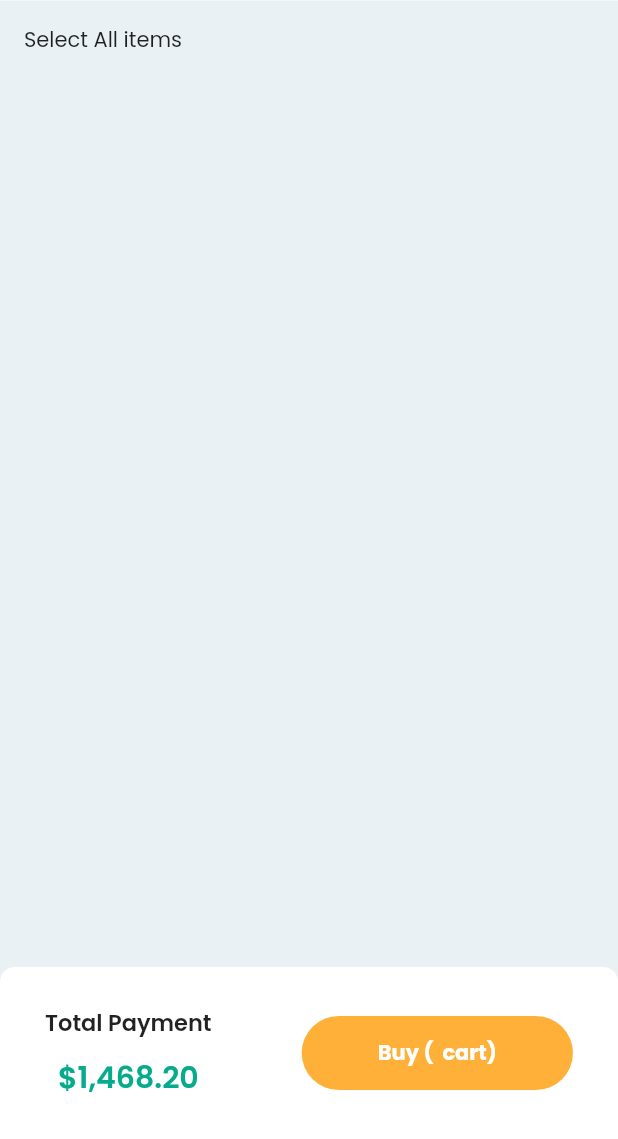
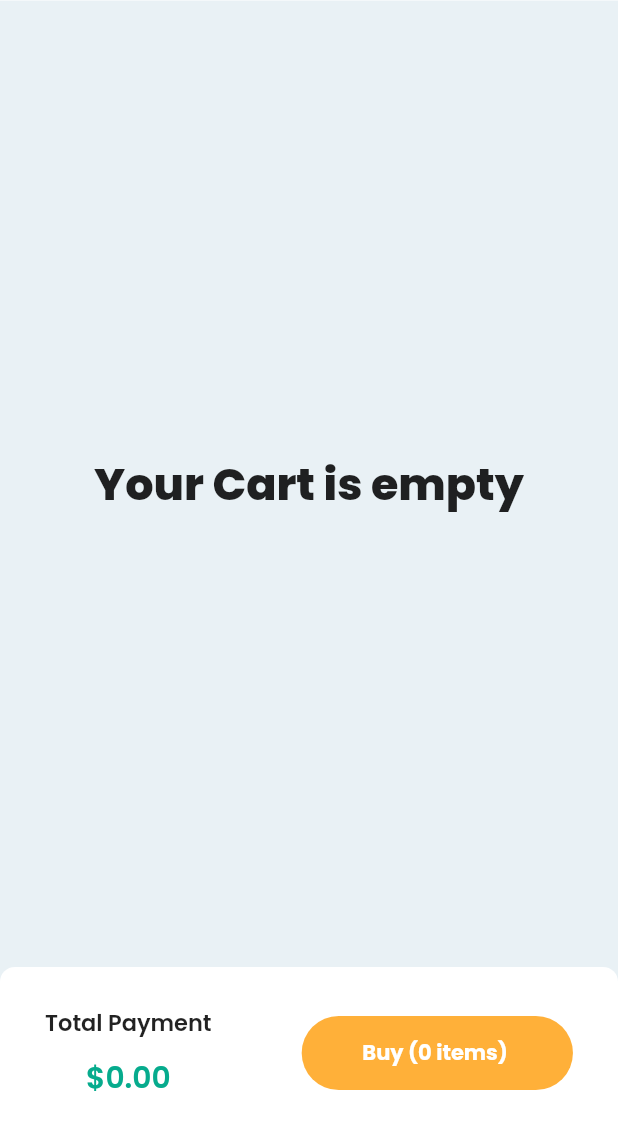
Before and after one commit to MurtazaFlutter/Shop-App-provider, a Flutter app: the CartScreen screen opened directly, on a phone screen of 412 x 824 dp, the part 97-1236 px from its top. Run offline on Flutter 3.47's test engine with Material 2 defaults, Android fonts, the phone set to English and light mode, and no system bars; our stand-ins replace flutter_svg, google_fonts.

Commit message:
Cart screen added

```diff
--- a/lib/features/AllProducts/widgets/all_products_grid.dart
+++ b/lib/features/AllProducts/widgets/all_products_grid.dart
@@ -37,6 +37,7 @@ class AllProductsGrid extends StatelessWidget {
                   Navigator.push(context,
                       MaterialPageRoute(builder: ((context) {
                     return ProductDetailScreen(
+                      id: products.id,
                       color: products.color,
                       image: products.image,
                       productTitle: products.productTitle,
@@ -106,7 +107,7 @@ class AllProductsGrid extends StatelessWidget {
                             Row(
                               children: [
                                 Text(
-                                  products.priceOne,
+                                  products.priceOne.toString(),
                                   style: kMedium.copyWith(
                                       fontSize: SizeConfig.defaultSize! * 1.5,
                                       color: kGreen),
--- a/lib/features/cart/views/cart_screen.dart
+++ b/lib/features/cart/views/cart_screen.dart
@@ -1,8 +1,8 @@
 import 'package:flutter/material.dart';
 import 'package:provider/provider.dart';
-import 'package:shopping_app/providers/cart_notifier.dart';
-import 'package:shopping_app/utils/size_config.dart';
+import '../../../providers/cart_notifier.dart';
 import '../../../utils/constants.dart';
+import '../../../utils/size_config.dart';
 import '../../homepage/widgets/custom_app_bar.dart';
 import '../widgets/buy_item.dart';
 import '../widgets/quantity_controller.dart';
@@ -14,8 +14,12 @@ class CartScreen extends StatelessWidget {
   Widget build(BuildContext context) {
     final cart = Provider.of<CartProvider>(context);
     SizeConfig().init(context);
+    bool showProduct = cart.items.isNotEmpty;
     return Scaffold(
-      bottomNavigationBar: const BuyItem(),
+      bottomNavigationBar: BuyItem(
+        price: (cart.totalPrice).toStringAsFixed(2),
+        quantity: cart.items.length,
+      ),
       backgroundColor: scaffoldColor,
       appBar: PreferredSize(
         preferredSize: const Size.fromHeight(65),
@@ -24,7 +28,17 @@ class CartScreen extends StatelessWidget {
       body: Padding(
         padding: const EdgeInsets.all(16.0),
         child: Consumer(builder: (context, cartNotifier, _) {
-          return Column(
+          return !showProduct
+              ? Center(
+                  child: Text(
+                    'Your Cart is empty',
+                    textAlign: TextAlign.center,
+                    style: kBold.copyWith(
+                      fontSize: SizeConfig.defaultSize! * 3,
+                    ),
+                  ),
+                )
+              : Column(
                   children: [
                     Row(
                       children: const [
@@ -57,28 +71,36 @@ class CartScreen extends StatelessWidget {
                                       width: 20,
                                     ),
                                     Expanded(
-                                  child: Image.asset(item.homeProducts.image)),
+                                        child: Image.asset(
+                                            item.homeProducts.image)),
                                     Padding(
                                       padding: const EdgeInsets.all(13.0),
                                       child: Column(
-                                  crossAxisAlignment: CrossAxisAlignment.start,
+                                        crossAxisAlignment:
+                                            CrossAxisAlignment.start,
                                         mainAxisAlignment:
                                             MainAxisAlignment.spaceEvenly,
                                         children: [
                                           Text(
                                             item.homeProducts.productTitle,
                                             style: kMedium.copyWith(
-                                        fontSize: SizeConfig.defaultSize! * 1.4,
+                                              fontSize:
+                                                  SizeConfig.defaultSize! * 1.4,
                                             ),
                                           ),
                                           Text(
-                                      item.homeProducts.priceOne,
+                                            '\$${item.homeProducts.priceOne}',
                                             style: kSemiBold.copyWith(
                                                 fontSize:
-                                              SizeConfig.defaultSize! * 1.5,
+                                                    SizeConfig.defaultSize! *
+                                                        1.5,
                                                 color: kGreen),
                                           ),
-                                    const ProductQuantityController(),
+                                          ProductQuantityController(
+                                            onTap: () {
+                                              cart.removeFromCart(item);
+                                            },
+                                          ),
                                         ],
                                       ),
                                     ),
--- a/lib/features/cart/widgets/buy_item.dart
+++ b/lib/features/cart/widgets/buy_item.dart
@@ -5,7 +5,11 @@ import '../../../common/default_button.dart';
 import '../../../utils/size_config.dart';
 
 class BuyItem extends StatelessWidget {
+  final int quantity;
+  final String price;
   const BuyItem({
+    required this.quantity,
+    required this.price,
     super.key,
   });
 
@@ -38,16 +42,16 @@ class BuyItem extends StatelessWidget {
                 height: 10,
               ),
               Text(
-                '\$1,468.20',
+                '\$$price',
                 style: kMedium.copyWith(
-                  fontSize: 20,
+                  fontSize: SizeConfig.defaultSize! * 2,
                   color: kGreen,
                 ),
               ),
             ],
           ),
           DefaultButton(
-              buttonTitle: 'Buy (  cart)',
+              buttonTitle: 'Buy ($quantity items) ',
               width: SizeConfig.defaultSize! * 18.29,
               height: SizeConfig.defaultSize! * 5,
               onTap: () {})
--- a/lib/features/cart/widgets/quantity_controller.dart
+++ b/lib/features/cart/widgets/quantity_controller.dart
@@ -5,7 +5,9 @@ import '../../../utils/constants.dart';
 import '../../../utils/size_config.dart';
 
 class ProductQuantityController extends StatelessWidget {
+  final VoidCallback onTap;
   const ProductQuantityController({
+    required this.onTap,
     super.key,
   });
 
@@ -55,7 +57,9 @@ class ProductQuantityController extends StatelessWidget {
         SizedBox(
           width: SizeConfig.defaultSize! * 8,
         ),
-        SvgPicture.asset('lib/assets/icons/delete.svg'),
+        InkWell(
+            onTap: onTap,
+            child: SvgPicture.asset('lib/assets/icons/delete.svg')),
       ],
     );
   }
--- a/lib/features/homepage/widgets/home_app_bar.dart
+++ b/lib/features/homepage/widgets/home_app_bar.dart
@@ -104,7 +104,6 @@ class HomeAppBar extends StatelessWidget {
             Container(
               height: SizeConfig.defaultSize! * 4.3,
               width: SizeConfig.defaultSize! * 30.75,
-              // width: 335,
               decoration: BoxDecoration(
                   borderRadius: BorderRadius.circular(10), color: Colors.white),
               child: TextFormField(
--- a/lib/features/homepage/widgets/products_grid.dart
+++ b/lib/features/homepage/widgets/products_grid.dart
@@ -37,6 +37,7 @@ class ProductsGrid extends StatelessWidget {
                   Navigator.push(context,
                       MaterialPageRoute(builder: ((context) {
                     return ProductDetailScreen(
+                      id: products.id,
                       color: products.color,
                       image: products.image,
                       productTitle: products.productTitle,
@@ -106,7 +107,7 @@ class ProductsGrid extends StatelessWidget {
                             Row(
                               children: [
                                 Text(
-                                  products.priceOne,
+                                  '\$${products.priceOne}',
                                   style: kMedium.copyWith(
                                       fontSize: SizeConfig.defaultSize! * 1.5,
                                       color: kGreen),
--- a/lib/main.dart
+++ b/lib/main.dart
@@ -1,7 +1,7 @@
 import 'package:flutter/material.dart';
 import 'package:flutter/services.dart';
 import 'package:google_fonts/google_fonts.dart';
-import 'package:shopping_app/features/splash/views/splash_screen.dart';
+import 'package:shopping_app/features/homepage/views/home.dart';
 import 'providers/all_providers.dart';
 
 void main() {
@@ -26,6 +26,6 @@ class MyApp extends StatelessWidget {
             ))),
         debugShowCheckedModeBanner: false,
         title: 'Massar Shop app',
-        home: const SplashScreen());
+        home: const Home());
   }
 }
--- a/lib/models/products_model.dart
+++ b/lib/models/products_model.dart
@@ -1,14 +1,16 @@
 import 'package:flutter/material.dart';
 
 class HomeProducts {
+  final int id;
   final Color color;
   final String image;
   final String productTitle;
   final String storeTitle;
-  final String priceOne;
+  final double priceOne;
   final String priceTwo;
 
   HomeProducts({
+    required this.id,
     required this.color,
     required this.image,
     required this.productTitle,
--- a/lib/providers/all_providers.dart
+++ b/lib/providers/all_providers.dart
@@ -37,4 +37,3 @@ class AllProviders extends StatelessWidget {
     ], child: const MyApp());
   }
 }
-//Bro check the error
--- a/lib/providers/cart_notifier.dart
+++ b/lib/providers/cart_notifier.dart
@@ -1,5 +1,4 @@
 import 'package:flutter/material.dart';
-
 import '../models/cart_item_model.dart';
 import '../models/products_model.dart';
 
@@ -8,13 +7,46 @@ class CartProvider extends ChangeNotifier {
 
   List<CartItem> get items => _items;
 
-  void addToCart(
-    HomeProducts homeProducts,
-  ) {
-    final cartItem = CartItem(
-      homeProducts: homeProducts,
-    );
-    _items.add(cartItem);
+// Add item to the cart
+  bool addToCart(HomeProducts homeProducts) {
+    // Check if item already exists in cart
+    final index =
+        _items.indexWhere((item) => item.homeProducts.id == homeProducts.id);
+
+    if (index >= 0) {
+      return false;
+      // If item already exists, add new item
+      // _items[index].quantity++;
+    } else {
+      final cartItem = CartItem(
+        homeProducts: homeProducts,
+        quantity: 1,
+      );
+      _items.add(cartItem);
+      notifyListeners();
+      return true;
+    }
+  }
+
+  // Remove item from cart
+  void removeFromCart(CartItem item) {
+    _items.remove(item);
+    notifyListeners();
+  }
+
+  // Calculate total price of item in cart
+  double get totalPrice {
+    double total = 0;
+    for (var item in _items) {
+      total +=
+          double.parse(item.homeProducts.priceOne.toString()) * item.quantity;
+    }
+    return total;
+  }
+
+  // Clear cart
+  void clearCart() {
+    _items.clear();
     notifyListeners();
   }
 }
--- a/lib/providers/home_data_provider.dart
+++ b/lib/providers/home_data_provider.dart
@@ -4,99 +4,111 @@ import 'package:shopping_app/models/products_model.dart';
 class HomeProductsProvider with ChangeNotifier {
   final List<HomeProducts> _homeProducts = [
     HomeProducts(
+      id: 1,
       color: const Color(0xffF3D9E8),
       image: "lib/assets/images/image1.png",
       productTitle: "Imac 27 inch 5k",
       storeTitle: "Applestore",
-      priceOne: "\$999.99",
+      priceOne: 999.99,
       priceTwo: "\$1322",
     ),
     HomeProducts(
+      id: 2,
       color: const Color(0xffDEDDFF),
       image: "lib/assets/images/image2.png",
       productTitle: "Samsung z flip",
       storeTitle: "Samsung store",
-      priceOne: "\$711.99",
+      priceOne: 711.99,
       priceTwo: "\$9,922.99",
     ),
     HomeProducts(
+      id: 3,
       color: const Color(0xffBDE8E3),
       image: "lib/assets/images/image3.png",
       productTitle: "Flanell Uniqlo",
       storeTitle: "Unialo Store",
-      priceOne: "\$86.00",
+      priceOne: 86.00,
       priceTwo: "\$122.00",
     ),
     HomeProducts(
+      id: 3,
       color: const Color(0xffFFE5D7),
       image: "lib/assets/images/image4.png",
       productTitle: "Eyeglasses Gucci",
       storeTitle: "Gucci",
-      priceOne: "\$211.00",
+      priceOne: 211.00,
       priceTwo: "\$4,444.99",
     ),
     HomeProducts(
+      id: 4,
       color: const Color(0xffBDE8E3),
       image: "lib/assets/images/image5.png",
       productTitle: "Flanell Uniqlo",
       storeTitle: "Unialo Store",
-      priceOne: "\$86.00",
+      priceOne: 86.00,
       priceTwo: "\$122.00",
     ),
     HomeProducts(
+      id: 5,
       color: const Color(0xffFFE5D7),
       image: "lib/assets/images/image6.png",
       productTitle: "Eyeglasses Gucci",
       storeTitle: "Gucci",
-      priceOne: "\$211.00",
+      priceOne: 211.00,
       priceTwo: "\$4,444.99",
     ),
     HomeProducts(
+      id: 6,
       color: const Color(0xffF3D9E8),
       image: "lib/assets/images/image1.png",
       productTitle: "Imac 27 inch 5k",
       storeTitle: "Applestore",
-      priceOne: "\$999.99",
+      priceOne: 999.99,
       priceTwo: "\$1322",
     ),
     HomeProducts(
+      id: 7,
       color: const Color(0xffDEDDFF),
       image: "lib/assets/images/image2.png",
       productTitle: "Samsung z flip",
       storeTitle: "Samsung store",
-      priceOne: "\$711.99",
+      priceOne: 711.99,
       priceTwo: "\$9,922.99",
     ),
     HomeProducts(
+      id: 8,
       color: const Color(0xffBDE8E3),
       image: "lib/assets/images/image3.png",
       productTitle: "Flanell Uniqlo",
       storeTitle: "Unialo Store",
-      priceOne: "\$86.00",
+      priceOne: 86.00,
       priceTwo: "\$122.00",
     ),
     HomeProducts(
+      id: 9,
       color: const Color(0xffFFE5D7),
       image: "lib/assets/images/image4.png",
       productTitle: "Eyeglasses Gucci",
       storeTitle: "Gucci",
-      priceOne: "\$211.00",
+      priceOne: 211.00,
       priceTwo: "\$4,444.99",
     ),
     HomeProducts(
+      id: 10,
       color: const Color(0xffBDE8E3),
       image: "lib/assets/images/image5.png",
       productTitle: "Flanell Uniqlo",
       storeTitle: "Unialo Store",
-      priceOne: "\$86.00",
+      priceOne: 86.00,
       priceTwo: "\$122.00",
     ),
     HomeProducts(
+      id: 11,
       color: const Color(0xffFFE5D7),
       image: "lib/assets/images/image6.png",
       productTitle: "Eyeglasses Gucci",
       storeTitle: "Gucci",
-      priceOne: "\$211.00",
+      priceOne: 211.00,
       priceTwo: "\$4,444.99",
     ),
   ];
--- a/pubspec.yaml
+++ b/pubspec.yaml
@@ -38,6 +38,7 @@ dependencies:
   google_fonts: ^4.0.3
   flutter_svg: ^2.0.2
   provider: ^6.0.5
+  badges: ^3.0.3
 
 dev_dependencies:
   flutter_test:
```
Also changed, not shown: lib/common/show_message.dart (added, +20 -0 lines), lib/features/detailscreen/views/product_detail_screen.dart (+19 -39 lines), lib/models/cart_item_model.dart (+1 -19 lines), pubspec.lock. Lines whose indentation alone changed are shown as unchanged.
